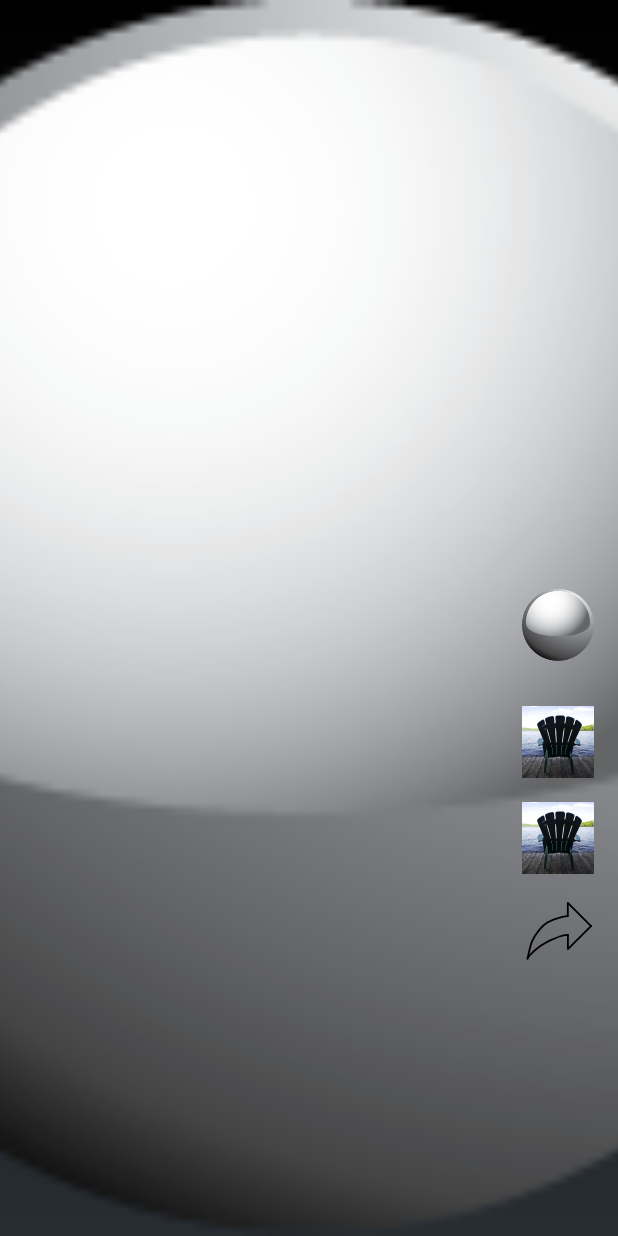
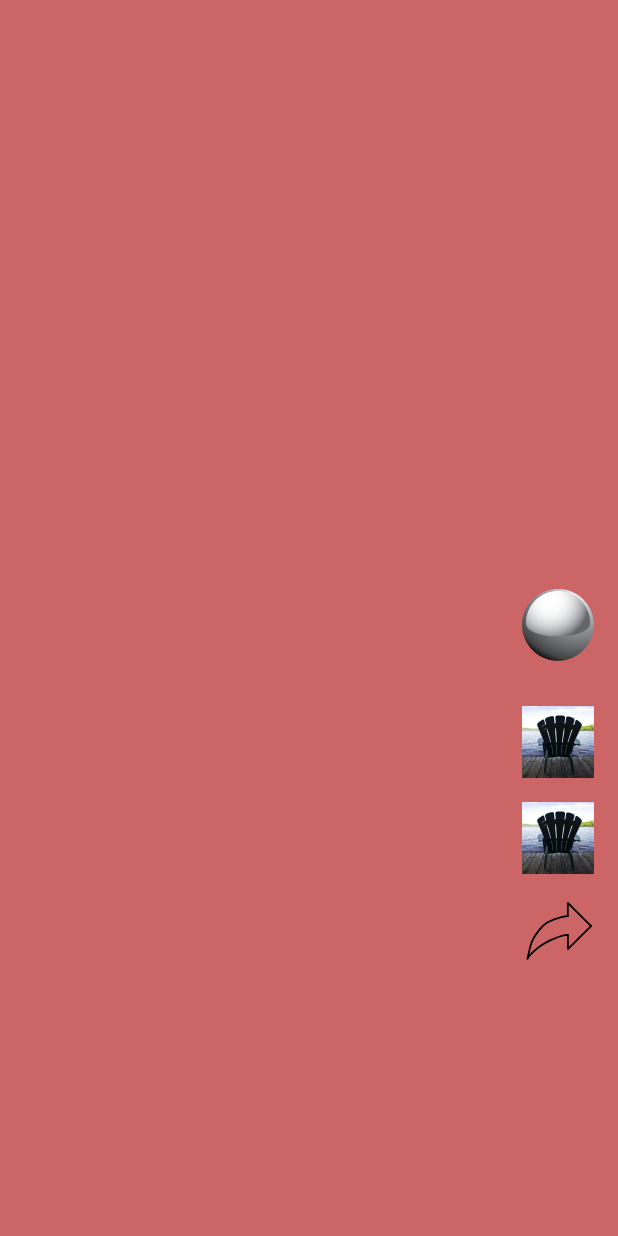
Before and after one commit to whc2001/EECS4443W2324Project, an Android app: the TouchModeActivity screen opened directly, with no data from a screen before it, on a phone screen of 412 x 824 dp. Run offline under Robolectric (Android 15) with nearby library versions, the phone set to English and light mode, and no system bars; 3 statements that could not run were skipped.

Commit message:
feat: ViewPager2 scrolling view

```diff
--- a/app/src/main/java/ca/yorku/eecs/groupr/tilttiktok/TouchModeActivity.java
+++ b/app/src/main/java/ca/yorku/eecs/groupr/tilttiktok/TouchModeActivity.java
@@ -3,17 +3,33 @@ package ca.yorku.eecs.groupr.tilttiktok;
 import android.app.Activity;
 import android.content.pm.ActivityInfo;
 import android.content.res.Configuration;
+import android.graphics.Color;
 import android.hardware.Sensor;
 import android.hardware.SensorManager;
 import android.os.Bundle;
 import android.os.CountDownTimer;
 import android.util.Log;
 import android.view.Surface;
+import android.view.View;
+import android.view.ViewGroup;
 import android.view.WindowManager;
+import android.widget.ImageButton;
 import android.widget.Toast;
+
+import androidx.annotation.NonNull;
+import androidx.recyclerview.widget.RecyclerView;
+import androidx.viewpager.widget.ViewPager;
+import androidx.viewpager2.widget.ViewPager2;
 
 public class TouchModeActivity extends Activity {
     final static String MYDEBUG = "MYDEBUG"; // for Log.i messages
+
+    final static int CONTENT_COLOR_RED = Color.argb(255, 204, 102, 102);
+    final static int CONTENT_COLOR_GREEN = Color.argb(255, 102, 204, 102);
+    final static int CONTENT_COLOR_BLUE = Color.argb(255, 102, 102, 204);
+    final int[] pageColors = {CONTENT_COLOR_BLUE, CONTENT_COLOR_RED, CONTENT_COLOR_GREEN, CONTENT_COLOR_BLUE, CONTENT_COLOR_RED};   // Colors for each page, the first and the last is for the infinite scrolling effect
+
+    private int currentPage = 1;    // Start from the second page, which is the first real page
 
     private SensorManager sm;
     private Sensor gyro;
@@ -21,10 +37,97 @@ public class TouchModeActivity extends Activity {
 
     private ExperimentSetup setup;
 
+    private ViewPager2 vpContent;
+    private ImageButton likeButton, commentButton, shareButton;
+
+    private ViewPager2.OnPageChangeCallback onPageChange = new ViewPager2.OnPageChangeCallback() {
+        @Override
+        public void onPageSelected(int position) {
+            super.onPageSelected(position);
+            if (position > currentPage) {
+                Log.i(MYDEBUG, ">>>NEXT>>>");
+            } else if (position < currentPage) {
+                Log.i(MYDEBUG, "<<<PREV<<<");
+            }
+            currentPage = position;
+        }
+
+        @Override
+        public void onPageScrollStateChanged(int state) {
+            super.onPageScrollStateChanged(state);
+            if (state == ViewPager.SCROLL_STATE_IDLE) {
+                // If the user scrolls to the first page, teleport silently to the second last page for infinite scrolling effect
+                // When teleporting temporarily unregister the callback to avoid multiple scroll events
+                if (currentPage == 0) {
+                    vpContent.unregisterOnPageChangeCallback(this);
+                    vpContent.setCurrentItem(pageColors.length - 2, false);
+                    vpContent.registerOnPageChangeCallback(this);
+                    currentPage = pageColors.length - 2;
+                }
+                // Same goes on the other side
+                else if (currentPage == pageColors.length - 1) {
+                    vpContent.unregisterOnPageChangeCallback(this);
+                    vpContent.setCurrentItem(1, false);
+                    vpContent.registerOnPageChangeCallback(this);
+                    currentPage = 1;
+                }
+            }
+        }
+    };
+
+    public void scrollNext() {
+        vpContent.setCurrentItem(currentPage + 1, true);
+    }
+
+    public void scrollPrev() {
+        vpContent.setCurrentItem(currentPage - 1, true);
+    }
+
     @Override
     public void onCreate(Bundle savedInstanceState) {
         super.onCreate(savedInstanceState);
         setContentView(R.layout.touchui);
+
+        vpContent = findViewById(R.id.content_view);
+        likeButton = findViewById(R.id.like_button);
+        likeButton.setOnClickListener(new View.OnClickListener() {
+            @Override
+            public void onClick(View v) {
+                scrollPrev();
+            }
+        });
+        commentButton = findViewById(R.id.comment_button);
+        commentButton.setOnClickListener(new View.OnClickListener() {
+            @Override
+            public void onClick(View v) {
+                scrollNext();
+            }
+        });
+
+        // Setup the ViewPager2 with infinite scrolling effect
+        vpContent.setAdapter(new RecyclerView.Adapter() {
+            @NonNull
+            @Override
+            public RecyclerView.ViewHolder onCreateViewHolder(@NonNull ViewGroup parent, int viewType) {
+                View view = new View(parent.getContext());
+                view.setLayoutParams(new ViewGroup.LayoutParams(ViewGroup.LayoutParams.MATCH_PARENT, ViewGroup.LayoutParams.MATCH_PARENT));
+                return new RecyclerView.ViewHolder(view) {
+                };
+            }
+
+            @Override
+            public void onBindViewHolder(@NonNull RecyclerView.ViewHolder holder, int position) {
+                holder.itemView.setBackgroundColor(pageColors[position]);
+            }
+
+            @Override
+            public int getItemCount() {
+                return pageColors.length;
+            }
+        });
+        vpContent.setCurrentItem(currentPage, false);
+        vpContent.registerOnPageChangeCallback(onPageChange);
+
 
         // get experiment setup
         setup = getIntent().getExtras().getParcelable("setup");
@@ -66,6 +169,7 @@ public class TouchModeActivity extends Activity {
             return Configuration.ORIENTATION_LANDSCAPE;
         else return Configuration.ORIENTATION_PORTRAIT;
     }
+
     @Override
     protected void onResume() {
         super.onResume();
@@ -73,6 +177,7 @@ public class TouchModeActivity extends Activity {
             sm.registerListener(tdl, gyro, SensorManager.SENSOR_DELAY_GAME);
         }
     }
+
     @Override
     protected void onPause() {
         super.onPause();
@@ -80,6 +185,7 @@ public class TouchModeActivity extends Activity {
             sm.unregisterListener(tdl);
         }
     }
+
     @Override
     public void onStop() {
         super.onStop();
--- a/app/src/main/res/layout/touchui.xml
+++ b/app/src/main/res/layout/touchui.xml
@@ -10,12 +10,12 @@
         android:layout_weight="1">
 
         <!-- Content Area -->
-        <ImageView
+        <androidx.viewpager2.widget.ViewPager2
             android:id="@+id/content_view"
             android:layout_width="match_parent"
             android:layout_height="match_parent"
-            android:scaleType="centerCrop"
-            android:src="@drawable/ball" />
+            android:orientation="vertical"
+            />
 
         <!-- Buttons Column -->
         <LinearLayout
@@ -37,6 +37,7 @@
 
             <!-- Like Button -->
             <ImageButton
+                android:id="@+id/like_button"
                 android:layout_width="48dp"
                 android:layout_height="48dp"
                 android:src="@drawable/icon"
@@ -46,6 +47,7 @@
 
             <!-- Comment Button -->
             <ImageButton
+                android:id="@+id/comment_button"
                 android:layout_width="48dp"
                 android:layout_height="48dp"
                 android:src="@drawable/icon"
```
